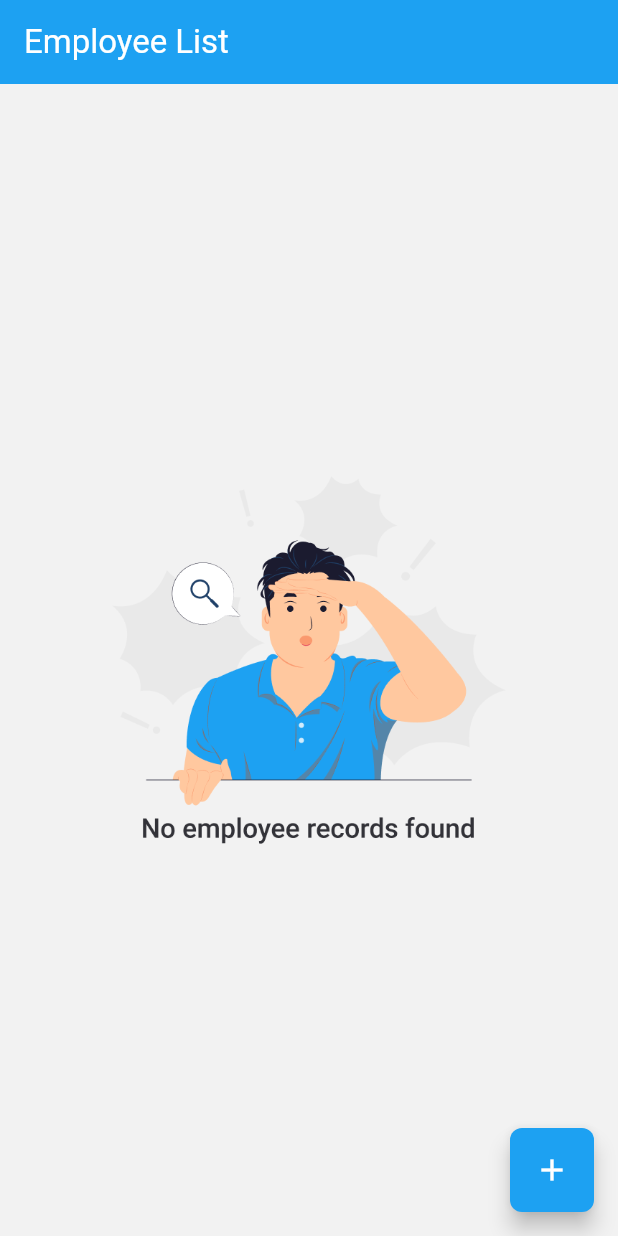
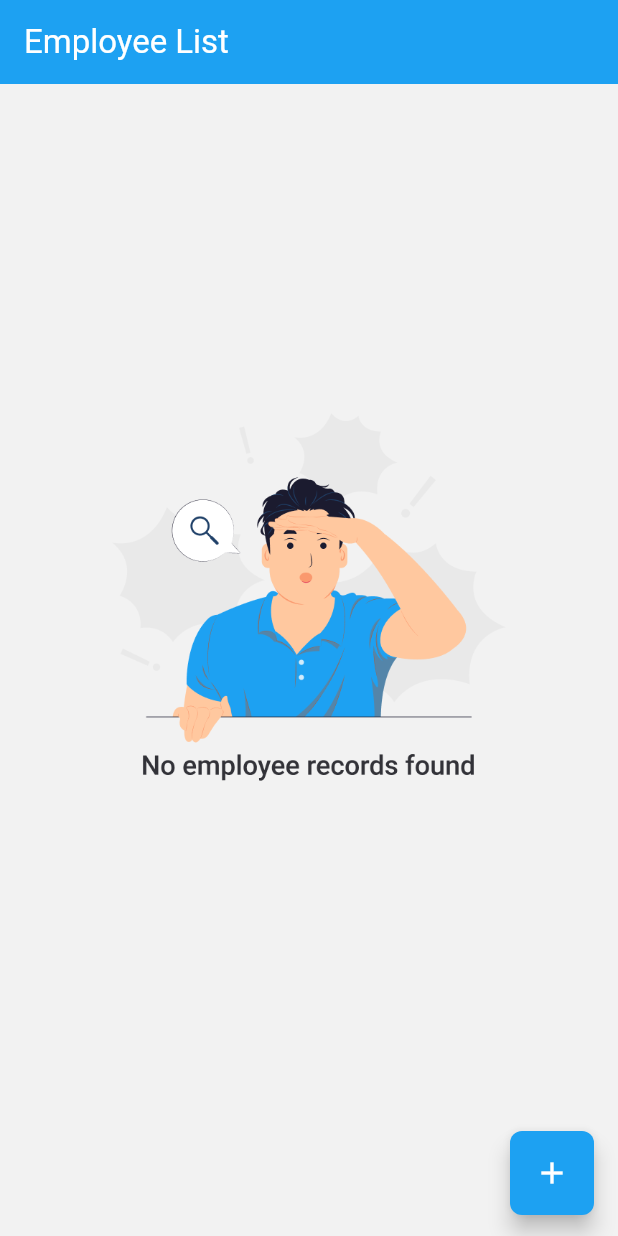
Before and after one commit to asheshpaul/ems, a Flutter app: the screen it shows after launch, on a phone screen of 412 x 824 dp. Run offline on Flutter 3.47's test engine with Material 3 defaults, Android fonts, the phone set to English and light mode, and no system bars; our stand-ins replace flutter_bloc, freezed_annotation, get_it, hive, hive_flutter, injectable and 1 more; accounts and stored records are empty.

Commit message:
Fixed width for Web

```diff
--- a/lib/presentation/views/pages/employee_list_page.dart
+++ b/lib/presentation/views/pages/employee_list_page.dart
@@ -29,17 +29,6 @@ class EmployeeListPage extends StatelessWidget {
               loaded: (employees) => loadedEmployees(cubit, employees),
               error: (message) => Center(child: Text(message)),
             ),
-            floatingActionButton: FloatingActionButton(
-              onPressed: () => Navigator.push(
-                  context,
-                  MaterialPageRoute(
-                    builder: (_) => BlocProvider.value(
-                      value: cubit,
-                      child: EmployeeDetailsPage(),
-                    ),
-                  )),
-              child: Icon(Icons.add),
-            ),
           );
         },
       ),
@@ -50,8 +39,15 @@ class EmployeeListPage extends StatelessWidget {
     final currentEmployees = cubit.getCurrentEmployees();
     final previousEmployees = cubit.getPreviousEmployees();
 
-    return Container(
+    return LayoutBuilder(
+      builder: (context, constraints) {
+        return Center(
+          child: Container(
+            width: constraints.maxWidth > 600 ? 500 : constraints.maxWidth,
             color: AppColors.surface,
+            child: Column(
+                    children: [
+                      Expanded(
                         child: employees.isEmpty
                             ? Center(
                           child: Image.asset(
@@ -59,10 +55,7 @@ class EmployeeListPage extends StatelessWidget {
                             height: 245,
                           ),
                         )
-          : Column(
-              children: [
-                Expanded(
-                  child: ListView(
+                            : ListView(
                           children: [
                             if (currentEmployees.isNotEmpty)
                               buildEmployeesSection(
@@ -77,9 +70,52 @@ class EmployeeListPage extends StatelessWidget {
                           ],
                         ),
                       ),
-                buildFooter(),
+                      // buildFooter(),
+                      Container(
+                        height: 84,
+                        color: Color(0xFFF2F2F2),
+                        child: Row(
+                          mainAxisAlignment: MainAxisAlignment.spaceBetween,
+                          children: [
+                            employees.isEmpty
+                                ? Spacer()
+                                :
+                            Column(
+                              children: [
+                                Padding(
+                                  padding: const EdgeInsets.all(16.0),
+                                  child: Text(
+                                    'Swipe left to delete',
+                                    style: TextStyle(
+                                      fontSize: 20,
+                                      color: Color(0xFF949C9E),
+                                    ),
+                                  ),
+                                )
                               ],
                             ),
+                            Padding(
+                              padding: const EdgeInsets.only(right: 16.0),
+                              child: FloatingActionButton(
+                                onPressed: () => Navigator.push(
+                                    context,
+                                    MaterialPageRoute(
+                                      builder: (_) => BlocProvider.value(
+                                        value: cubit,
+                                        child: EmployeeDetailsPage(),
+                                      ),
+                                    )),
+                                child: Icon(Icons.add),
+                              ),
+                            ),
+                          ],
+                        ),
+                      ),
+                    ],
+                  ),
+          ),
+        );
+      }
     );
   }
 
--- a/lib/presentation/views/widgets/date_picker_popup.dart
+++ b/lib/presentation/views/widgets/date_picker_popup.dart
@@ -27,6 +27,8 @@ class DatePickerPopup extends StatelessWidget {
                 insetPadding: const EdgeInsets.all(16),
                 shape: RoundedRectangleBorder(
                     borderRadius: BorderRadius.circular(12)),
+                child: SizedBox(
+                  width: 400,
                   child: Column(
                     mainAxisSize: MainAxisSize.min,
                     children: [
@@ -109,7 +111,7 @@ class DatePickerPopup extends StatelessWidget {
                                 fontSize: 18, fontWeight: FontWeight.bold),
                             titleCentered: true,
                             headerMargin:
-                              EdgeInsets.symmetric(horizontal: 90, vertical: 8),
+                                EdgeInsets.symmetric(horizontal: 50, vertical: 8),
                             leftChevronIcon: Image.asset(
                               'assets/leftChevronIcon.png',
                               height: 16,
@@ -179,6 +181,7 @@ class DatePickerPopup extends StatelessWidget {
                       ),
                     ],
                   ),
+                ),
               );
             },
           );
--- a/lib/presentation/views/widgets/select_roles_bottomsheet.dart
+++ b/lib/presentation/views/widgets/select_roles_bottomsheet.dart
@@ -30,6 +30,7 @@ Future<dynamic> buildShowModalBottomSheet(
                   "Product Owner",
                 ];
                 return Container(
+                  width: 400,
                   decoration: BoxDecoration(
                       border: Border(
                           bottom: BorderSide(
--- a/pubspec.yaml
+++ b/pubspec.yaml
@@ -2,7 +2,7 @@ name: ems
 description: "Employee Management System"
 publish_to: 'none' # Remove this line if you wish to publish to pub.dev
 
-version: 1.0.0+1
+version: 1.0.2+2
 
 environment:
   sdk: ^3.6.0
```
Also changed, not shown: lib/presentation/views/pages/employee_details_page.dart (+26 -3 lines), 4 other files. Lines whose indentation alone changed are shown as unchanged.
